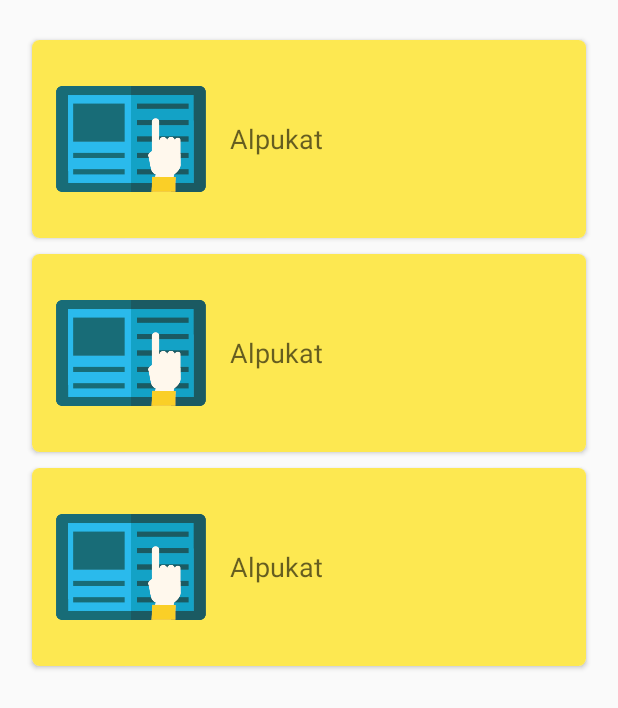
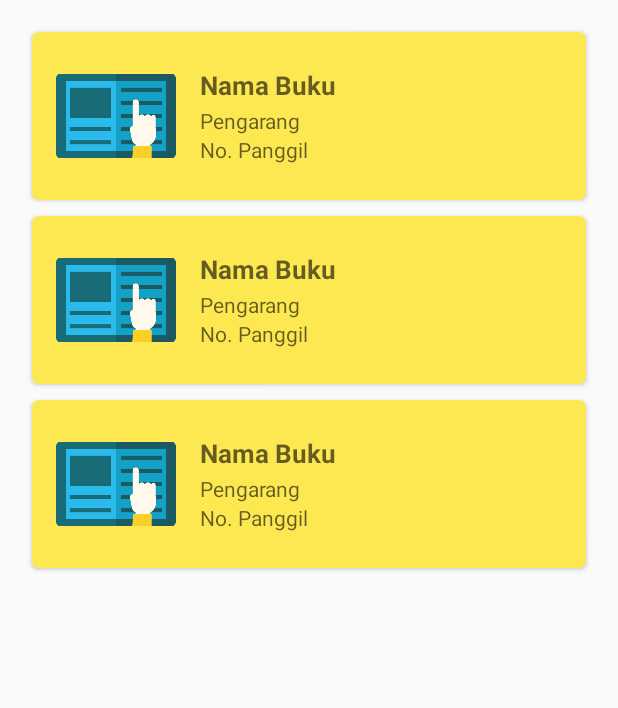
Before and after one commit to fallincrimson/PL, an Android app: the layout activity_book.xml on its own in the app's theme, with its tools: preview values and no code run, on a phone screen of 412 x 824 dp. Shown: the top 708 px of the screen. Run offline under Robolectric (Android 15) with nearby library versions, the phone set to English and light mode, and no system bars.

Commit message:
fix list data buku

```diff
--- a/app/src/main/java/com/example/slide/myapplication/activity/SplashActivity.java
+++ b/app/src/main/java/com/example/slide/myapplication/activity/SplashActivity.java
@@ -6,6 +6,7 @@ import android.support.v7.app.AppCompatActivity;
 import android.os.Bundle;
 
 import com.example.slide.myapplication.R;
+import com.example.slide.myapplication.activity.admin.FormIsiBukuActivity;
 
 public class SplashActivity extends AppCompatActivity {
     private int waktu_loading2 = 4000;
@@ -17,7 +18,7 @@ public class SplashActivity extends AppCompatActivity {
 
         new Handler().postDelayed(() -> {
 
-            Intent home=new Intent(SplashActivity.this, MainActivity.class);
+            Intent home=new Intent(SplashActivity.this, FormIsiBukuActivity.class);
             startActivity(home);
             finish();
 
--- a/app/src/main/res/layout/activity_book.xml
+++ b/app/src/main/res/layout/activity_book.xml
@@ -17,7 +17,6 @@
         android:id="@+id/list_book"
         android:layout_width="match_parent"
         android:layout_height="match_parent"
-        android:layout_marginTop="5dp"
         tools:listitem="@layout/item_buku" />
 
 </android.support.design.widget.CoordinatorLayout>
--- a/app/src/main/res/layout/activity_main.xml
+++ b/app/src/main/res/layout/activity_main.xml
@@ -168,7 +168,7 @@
                     android:text="Contact"
                     android:textAlignment="center"
                     android:textColor="#000000"
-                    android:textSize="18dp"
+                    android:textSize="18sp"
                     android:textStyle="bold" />
             </RelativeLayout>
 
@@ -182,7 +182,7 @@
         android:layout_centerInParent="true"
         android:layout_centerHorizontal="true"
         android:layout_centerVertical="true"
-        android:layout_marginTop="44dp"
+        android:layout_marginTop="60dp"
         android:text="Menu"
         android:textColor="#FFFF"
         android:textSize="50sp"
--- a/app/src/main/res/layout/item_buku.xml
+++ b/app/src/main/res/layout/item_buku.xml
@@ -1,10 +1,10 @@
 <?xml version="1.0" encoding="utf-8"?>
 <android.support.v7.widget.CardView xmlns:android="http://schemas.android.com/apk/res/android"
     xmlns:app="http://schemas.android.com/apk/res-auto"
-    app:cardCornerRadius="5dp"
     android:layout_width="match_parent"
     android:layout_height="wrap_content"
-    android:layout_margin="5dp">
+    android:layout_margin="5dp"
+    app:cardCornerRadius="5dp">
 
     <RelativeLayout
         android:layout_width="match_parent"
@@ -13,20 +13,50 @@
 
         <ImageView
             android:id="@+id/IvGambarBuah"
-            android:layout_width="100dp"
-            android:layout_height="100dp"
+            android:layout_width="80dp"
+            android:layout_height="80dp"
             android:layout_margin="16dp"
             android:src="@drawable/booklst" />
 
-        <TextView
-            android:id="@+id/TxtNamaBuku"
+        <LinearLayout
             android:layout_width="match_parent"
             android:layout_height="wrap_content"
             android:layout_centerVertical="true"
+            android:layout_marginEnd="16dp"
             android:layout_toEndOf="@+id/IvGambarBuah"
-            android:layout_toRightOf="@+id/IvGambarBuah"
-            android:text="Alpukat"
-            android:textAppearance="?android:attr/textAppearanceMedium" />
+            android:orientation="vertical">
+
+            <TextView
+                android:id="@+id/txt_nama_buku"
+                android:layout_width="match_parent"
+                android:layout_height="wrap_content"
+                android:layout_marginBottom="2dp"
+                android:maxLines="1"
+                android:text="Nama Buku"
+                android:textAppearance="?android:attr/textAppearanceMedium"
+                android:textSize="17sp"
+                android:textStyle="bold" />
+
+            <TextView
+                android:id="@+id/txt_nama_pengarang"
+                android:layout_width="match_parent"
+                android:layout_height="wrap_content"
+                android:maxLines="1"
+                android:text="Pengarang"
+                android:textAppearance="?android:attr/textAppearanceMedium"
+                android:textSize="14sp" />
+
+            <TextView
+                android:id="@+id/txt_no_panggil"
+                android:layout_width="match_parent"
+                android:layout_height="wrap_content"
+                android:maxLines="1"
+                android:text="No. Panggil"
+                android:textAppearance="?android:attr/textAppearanceMedium"
+                android:textSize="14sp" />
+
+
+        </LinearLayout>
 
     </RelativeLayout>
 
--- a/app/src/main/res/values/dimens.xml
+++ b/app/src/main/res/values/dimens.xml
@@ -1,3 +1,4 @@
 <resources>
     <dimen name="fab_margin">16dp</dimen>
+    <dimen name="size_title">40sp</dimen>
 </resources>
```
Also changed, not shown: app/src/main/AndroidManifest.xml (+4 -4 lines), app/src/main/java/com/example/slide/myapplication/activity/user/BookActivity.java (+9 -1 lines), app/src/main/java/com/example/slide/myapplication/activity/user/DetailBookActivity.java (added, +17 -0 lines), app/src/main/java/com/example/slide/myapplication/adapter/BookAdapter.java (+20 -4 lines), app/src/main/res/layout/activity_about.xml (+4 -3 lines), app/src/main/res/layout/activity_contact.xml (+4 -4 lines), app/src/main/res/layout/activity_detail_book.xml (added, +137 -0 lines).
